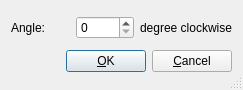
Qt form trunk/Forms/SetTurnImagesOptionsDialog/setturnimagesoptionsdialog.ui (pangaea-data-publisher/PanUploader) before a commit.
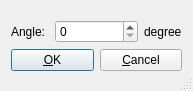
The same form after that commit.

Commit message: Turn images

The edit to the form file:
```diff
--- a/trunk/Forms/SetTurnImagesOptionsDialog/setturnimagesoptionsdialog.ui
+++ b/trunk/Forms/SetTurnImagesOptionsDialog/setturnimagesoptionsdialog.ui
@@ -6,8 +6,8 @@
    <rect>
     <x>0</x>
     <y>0</y>
-    <width>243</width>
-    <height>90</height>
+    <width>193</width>
+    <height>91</height>
    </rect>
   </property>
   <property name="minimumSize">
@@ -28,30 +28,34 @@
   <property name="sizeGripEnabled">
    <bool>true</bool>
   </property>
-  <layout class="QGridLayout" name="gridLayout">
-   <item row="0" column="2">
-    <widget class="QLabel" name="label_10">
-     <property name="text">
-      <string>degree clockwise</string>
-     </property>
-    </widget>
-   </item>
-   <item row="1" column="0" colspan="3">
-    <layout class="QHBoxLayout" name="horizontalLayout">
-     <item>
-      <spacer>
-       <property name="orientation">
-        <enum>Qt::Horizontal</enum>
+  <layout class="QGridLayout" name="gridLayout_2">
+   <item row="0" column="0">
+    <layout class="QGridLayout" name="gridLayout">
+     <item row="0" column="0">
+      <widget class="QLabel" name="label_9">
+       <property name="text">
+        <string>Angle:</string>
        </property>
-       <property name="sizeHint" stdset="0">
-        <size>
-         <width>40</width>
-         <height>20</height>
-        </size>
+      </widget>
+     </item>
+     <item row="0" column="1" colspan="2">
+      <widget class="QSpinBox" name="ImagesTurnAngle_spinBox">
+       <property name="maximum">
+        <number>359</number>
        </property>
-      </spacer>
+       <property name="singleStep">
+        <number>90</number>
+       </property>
+      </widget>
      </item>
-     <item>
+     <item row="0" column="3">
+      <widget class="QLabel" name="label_10">
+       <property name="text">
+        <string>degree</string>
+       </property>
+      </widget>
+     </item>
+     <item row="1" column="0" colspan="2">
       <widget class="QPushButton" name="OK_pushButton">
        <property name="minimumSize">
         <size>
@@ -67,7 +71,7 @@
        </property>
       </widget>
      </item>
-     <item>
+     <item row="1" column="2" colspan="2">
       <widget class="QPushButton" name="Cancel_pushButton">
        <property name="text">
         <string>&amp;Cancel</string>
@@ -76,23 +80,6 @@
      </item>
     </layout>
    </item>
-   <item row="0" column="0">
-    <widget class="QLabel" name="label_9">
-     <property name="text">
-      <string>Angle:</string>
-     </property>
-    </widget>
-   </item>
-   <item row="0" column="1">
-    <widget class="QSpinBox" name="ImagesTurnAngle_spinBox">
-     <property name="maximum">
-      <number>359</number>
-     </property>
-     <property name="singleStep">
-      <number>90</number>
-     </property>
-    </widget>
-   </item>
   </layout>
  </widget>
  <tabstops>
```
The commit also changes 4 other files.
